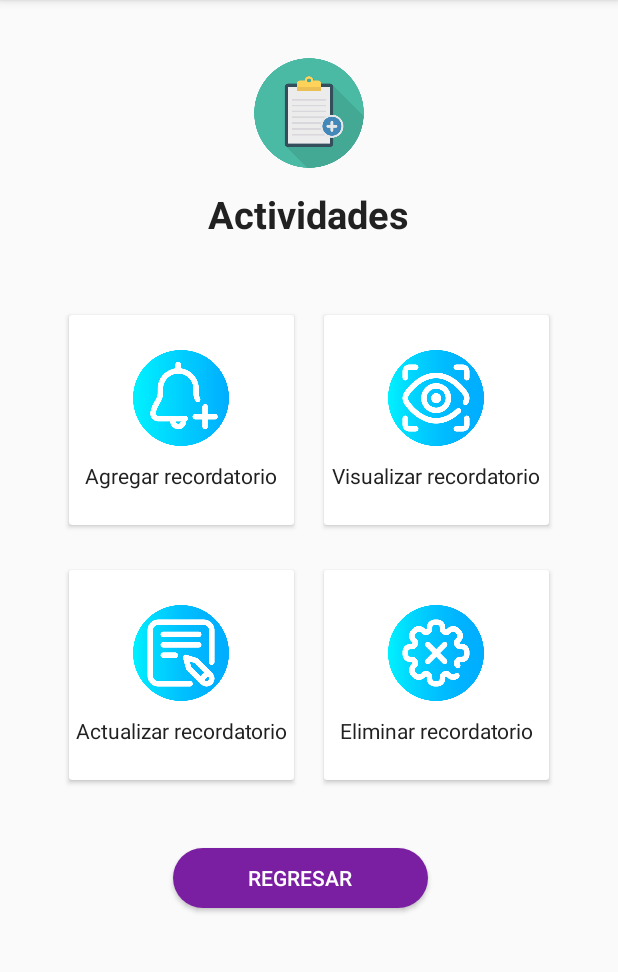
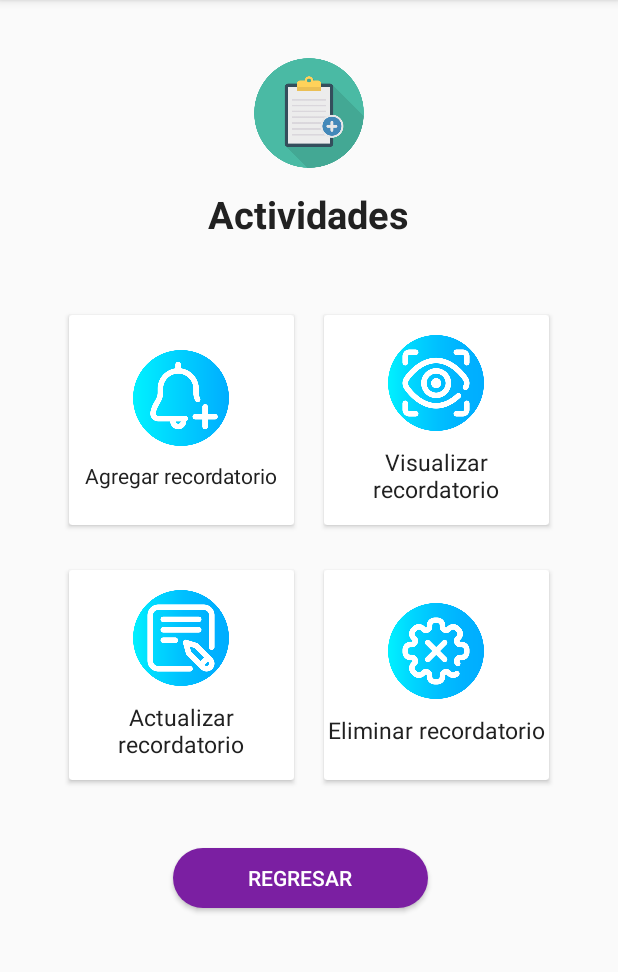
Before and after one commit to ferals26/Travel_Time, an Android app: the MainActivity2 screen opened directly, with no data from a screen before it, on a phone screen of 412 x 824 dp, the part 84-1056 px from its top. Run offline under Robolectric (Android 15) with nearby library versions, the phone set to English and light mode, and no system bars.

```diff
--- a/app/src/main/java/com/example/traveltime/listsnotes.java
+++ b/app/src/main/java/com/example/traveltime/listsnotes.java
@@ -31,6 +31,10 @@ public class listsnotes extends AppCompatActivity {
     protected void onCreate(Bundle savedInstanceState) {
         super.onCreate(savedInstanceState);
         setContentView(R.layout.activity_listsnotes);
+        getSupportActionBar().setTitle("Leer Datos de la base dedatos");
+
+        FirebaseDatabase database = FirebaseDatabase.getInstance();
+        DatabaseReference myref = database.getReference();
 
 
         tuviaje = (Button) findViewById(R.id.tuviaje);
--- a/app/src/main/res/layout/activity_hospedaje.xml
+++ b/app/src/main/res/layout/activity_hospedaje.xml
@@ -32,7 +32,7 @@
         android:layout_marginEnd="56dp"
         android:layout_marginRight="56dp"
         android:hint="Seleccionar fecha"
-        android:textSize="11sp" />
+        android:textSize="12sp" />
 
     <TextView
         android:id="@+id/textView4"
@@ -128,7 +128,7 @@
         android:layout_marginEnd="217dp"
         android:layout_marginRight="217dp"
         android:hint="Seleccionar fecha"
-        android:textSize="11sp" />
+        android:textSize="12sp" />
 
     <TextView
         android:id="@+id/textView7"
--- a/app/src/main/res/layout/start_activity.xml
+++ b/app/src/main/res/layout/start_activity.xml
@@ -40,7 +40,8 @@
             android:layout_width="match_parent"
             android:layout_height="match_parent"
             android:orientation="vertical"
-            android:gravity="center">
+            android:gravity="center"
+            >
             <ImageView
                 android:layout_width="64dp"
                 android:layout_height="64dp"
@@ -50,10 +51,10 @@
                 android:layout_width="wrap_content"
                 android:layout_height="wrap_content"
                 android:text="Agregar recordatorio"
-                android:id="@+id/add_reminder"
                 android:textSize="14sp"
                 android:textColor="@color/texoprimario"
-                android:gravity="center" />
+                android:gravity="center"
+                android:id="@+id/add_reminder"/>
         </LinearLayout>
         </androidx.cardview.widget.CardView>
         <androidx.cardview.widget.CardView
@@ -64,7 +65,8 @@
                 android:layout_width="match_parent"
                 android:layout_height="match_parent"
                 android:orientation="vertical"
-                android:gravity="center">
+                android:gravity="center"
+                >
                 <ImageView
                     android:layout_width="64dp"
                     android:layout_height="64dp"
@@ -74,8 +76,8 @@
                     android:layout_width="wrap_content"
                     android:layout_height="wrap_content"
                     android:text="Visualizar recordatorio"
+                    android:textSize="15sp"
                     android:id="@+id/view_reminder"
-                    android:textSize="14sp"
                     android:textColor="@color/texoprimario"
                     android:gravity="center"/>
             </LinearLayout>
@@ -93,7 +95,8 @@
         <androidx.cardview.widget.CardView
             android:layout_width="150dp"
             android:layout_height="140dp"
-            android:layout_margin="10dp">
+            android:layout_margin="10dp"
+            >
             <LinearLayout
                 android:layout_width="match_parent"
                 android:layout_height="match_parent"
@@ -108,7 +111,7 @@
                     android:layout_width="wrap_content"
                     android:layout_height="wrap_content"
                     android:text="Actualizar recordatorio"
-                    android:textSize="14sp"
+                    android:textSize="15sp"
                     android:id="@+id/update_reminder"
                     android:textColor="@color/texoprimario"
                     android:gravity="center"/>
@@ -133,7 +136,7 @@
                     android:layout_width="wrap_content"
                     android:layout_height="wrap_content"
                     android:text="Eliminar recordatorio"
-                    android:textSize="14sp"
+                    android:textSize="15sp"
                     android:id="@+id/delete_reminder"
                     android:textColor="@color/texoprimario"
                     android:gravity="center"/>
```
